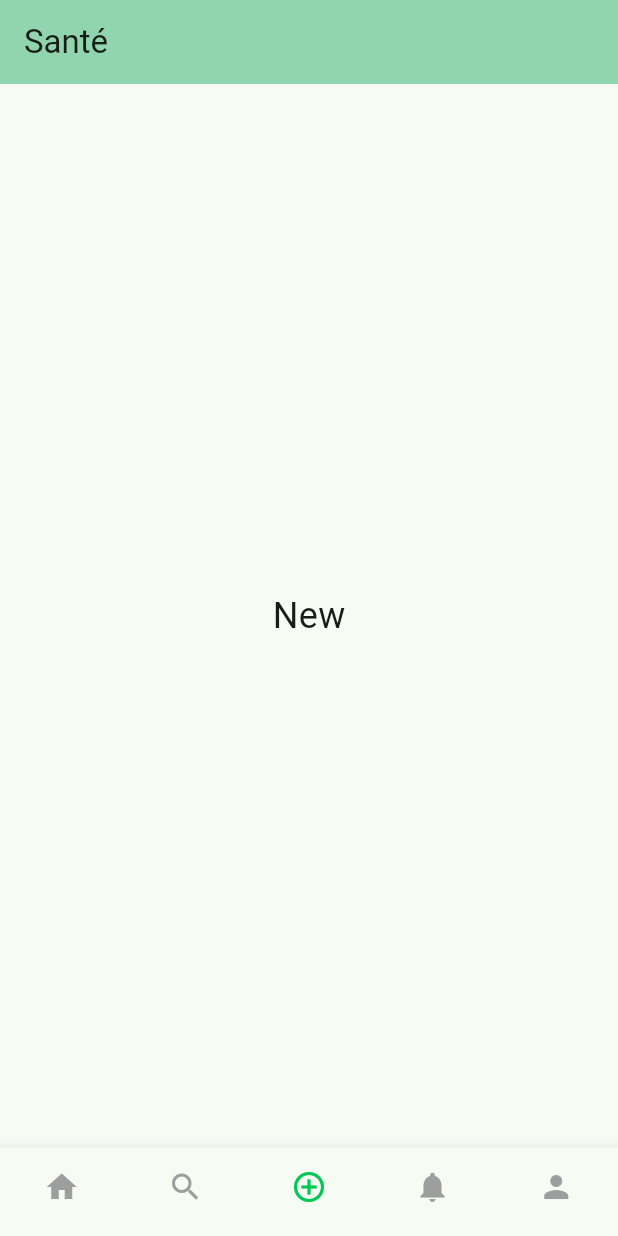
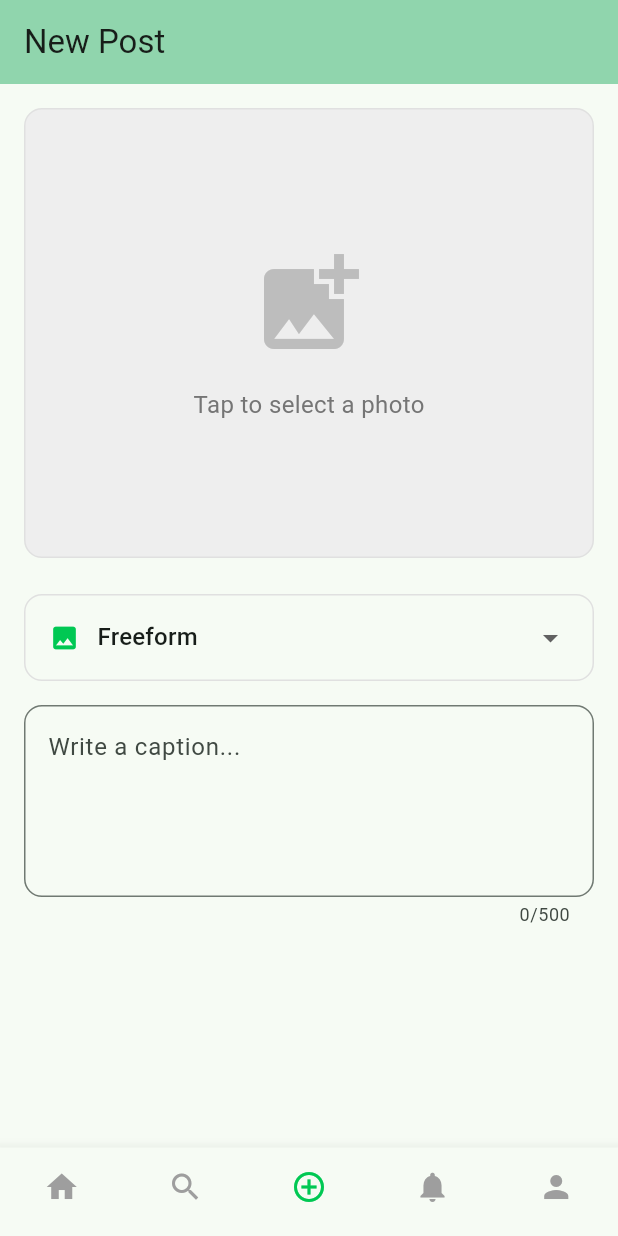
Before and after one commit to shoshana-levitt/sante, a Flutter app: the screen it shows once a user with an empty profile is signed in, item 3 of the bottom bar chosen, on a phone screen of 412 x 824 dp. Run offline on Flutter 3.47's test engine with Material 3 defaults, Android fonts, the phone set to English and light mode, and no system bars; our stand-ins replace cloud_firestore, firebase_auth, firebase_core, firebase_storage, image_picker; accounts and stored records are empty.

Commit message:
new post working

```diff
--- a/lib/main.dart
+++ b/lib/main.dart
@@ -4,6 +4,7 @@ import 'package:firebase_auth/firebase_auth.dart';
 import 'firebase_options.dart';
 import 'screens/login_screen.dart';
 import 'screens/profile_screen.dart';
+import 'screens/new_post_screen.dart';
 
 void main() async {
   WidgetsFlutterBinding.ensureInitialized();
@@ -62,7 +63,7 @@ class _MyHomePageState extends State<MyHomePage> {
   static const List<Widget> _pages = <Widget>[
     Center(child: Text('Home', style: TextStyle(fontSize: 24))),
     Center(child: Text('Search', style: TextStyle(fontSize: 24))),
-    Center(child: Text('New', style: TextStyle(fontSize: 24))),
+    NewPostScreen(),
     Center(child: Text('Notifications', style: TextStyle(fontSize: 24))),
     ProfileScreen(),
   ];
@@ -76,7 +77,7 @@ class _MyHomePageState extends State<MyHomePage> {
   @override
   Widget build(BuildContext context) {
     return Scaffold(
-      appBar: AppBar(
+      appBar: _selectedIndex == 2 ? null : AppBar(
         backgroundColor: Theme.of(context).colorScheme.inversePrimary,
         title: Text(widget.title),
       ),
--- a/lib/models/post_model.dart
+++ b/lib/models/post_model.dart
@@ -27,7 +27,7 @@ class PostModel {
       id: doc.id,
       userId: data['userId'] ?? '',
       imageUrl: data['imageUrl'] ?? '',
-      type: data['type'] ?? '',
+      type: data['type'] ?? 'freeform',
       caption: data['caption'] ?? '',
       likeCount: data['likeCount'] ?? 0,
       commentCount: data['commentCount'] ?? 0,
--- /dev/null
+++ b/lib/screens/new_post_screen.dart
@@ -0,0 +1,281 @@
+import 'dart:io';
+import 'package:flutter/material.dart';
+import 'package:image_picker/image_picker.dart';
+import '../services/storage_service.dart';
+import '../services/firestore_service.dart';
+import '../services/auth_service.dart';
+
+class NewPostScreen extends StatefulWidget {
+  const NewPostScreen({super.key});
+
+  @override
+  State<NewPostScreen> createState() => _NewPostScreenState();
+}
+
+class _NewPostScreenState extends State<NewPostScreen> {
+  final ImagePicker _picker = ImagePicker();
+  final TextEditingController _captionController = TextEditingController();
+  final StorageService _storageService = StorageService();
+  final FirestoreService _firestoreService = FirestoreService();
+  final AuthService _authService = AuthService();
+
+  File? _imageFile;
+  bool _isLoading = false;
+  String _selectedType = 'freeform';
+
+  final List<Map<String, dynamic>> _postTypes = [
+    {'value': 'freeform', 'label': 'Freeform', 'icon': Icons.image},
+    {'value': 'activity', 'label': 'Activity', 'icon': Icons.directions_run},
+    {'value': 'meal', 'label': 'Meal', 'icon': Icons.restaurant},
+  ];
+
+  @override
+  void dispose() {
+    _captionController.dispose();
+    super.dispose();
+  }
+
+  Future<void> _pickImage(ImageSource source) async {
+    try {
+      final XFile? pickedFile = await _picker.pickImage(
+        source: source,
+        maxWidth: 1080,
+        maxHeight: 1080,
+        imageQuality: 85,
+      );
+
+      if (pickedFile != null) {
+        setState(() {
+          _imageFile = File(pickedFile.path);
+        });
+      }
+    } catch (e) {
+      if (mounted) {
+        ScaffoldMessenger.of(context).showSnackBar(
+          SnackBar(content: Text('Error picking image: $e')),
+        );
+      }
+    }
+  }
+
+  void _showImageSourceDialog() {
+    showModalBottomSheet(
+      context: context,
+      builder: (BuildContext context) {
+        return SafeArea(
+          child: Wrap(
+            children: [
+              ListTile(
+                leading: const Icon(Icons.photo_camera),
+                title: const Text('Camera'),
+                onTap: () {
+                  Navigator.pop(context);
+                  _pickImage(ImageSource.camera);
+                },
+              ),
+              ListTile(
+                leading: const Icon(Icons.photo_library),
+                title: const Text('Gallery'),
+                onTap: () {
+                  Navigator.pop(context);
+                  _pickImage(ImageSource.gallery);
+                },
+              ),
+            ],
+          ),
+        );
+      },
+    );
+  }
+
+  Future<void> _uploadPost() async {
+    if (_imageFile == null) {
+      ScaffoldMessenger.of(context).showSnackBar(
+        const SnackBar(content: Text('Please select an image')),
+      );
+      return;
+    }
+
+    final userId = _authService.currentUser?.uid;
+    if (userId == null) {
+      ScaffoldMessenger.of(context).showSnackBar(
+        const SnackBar(content: Text('User not logged in')),
+      );
+      return;
+    }
+
+    setState(() {
+      _isLoading = true;
+    });
+
+    try {
+      // Upload image to Firebase Storage
+      String imageUrl = await _storageService.uploadImage(_imageFile!, userId);
+
+      // Create post in Firestore
+      await _firestoreService.createPost(
+        userId: userId,
+        imageUrl: imageUrl,
+        type: _selectedType,
+        caption: _captionController.text.trim(),
+      );
+
+      if (mounted) {
+        ScaffoldMessenger.of(context).showSnackBar(
+          const SnackBar(content: Text('Post created successfully!')),
+        );
+
+        // Clear form
+        setState(() {
+          _imageFile = null;
+          _selectedType = 'freeform';
+          _captionController.clear();
+        });
+      }
+    } catch (e) {
+      if (mounted) {
+        ScaffoldMessenger.of(context).showSnackBar(
+          SnackBar(content: Text('Error creating post: $e')),
+        );
+      }
+    } finally {
+      if (mounted) {
+        setState(() {
+          _isLoading = false;
+        });
+      }
+    }
+  }
+
+  @override
+  Widget build(BuildContext context) {
+    return Scaffold(
+      appBar: AppBar(
+        title: const Text('New Post'),
+        backgroundColor: Theme.of(context).colorScheme.inversePrimary,
+        actions: [
+          if (_imageFile != null)
+            TextButton(
+              onPressed: _isLoading ? null : _uploadPost,
+              child: _isLoading
+                  ? const SizedBox(
+                      width: 20,
+                      height: 20,
+                      child: CircularProgressIndicator(strokeWidth: 2),
+                    )
+                  : Text(
+                      'Post',
+                      style: TextStyle(
+                        color: Colors.greenAccent[700],
+                        fontSize: 18,
+                        fontWeight: FontWeight.bold,
+                      ),
+                    ),
+            ),
+        ],
+      ),
+      body: SingleChildScrollView(
+        child: Padding(
+          padding: const EdgeInsets.all(16.0),
+          child: Column(
+            crossAxisAlignment: CrossAxisAlignment.stretch,
+            children: [
+              // Image preview or placeholder
+              GestureDetector(
+                onTap: _showImageSourceDialog,
+                child: Container(
+                  height: 300,
+                  decoration: BoxDecoration(
+                    color: Colors.grey[200],
+                    borderRadius: BorderRadius.circular(12),
+                    border: Border.all(color: Colors.grey[300]!),
+                  ),
+                  child: _imageFile != null
+                      ? ClipRRect(
+                          borderRadius: BorderRadius.circular(12),
+                          child: Image.file(
+                            _imageFile!,
+                            fit: BoxFit.cover,
+                          ),
+                        )
+                      : Column(
+                          mainAxisAlignment: MainAxisAlignment.center,
+                          children: [
+                            Icon(
+                              Icons.add_photo_alternate,
+                              size: 80,
+                              color: Colors.grey[400],
+                            ),
+                            const SizedBox(height: 16),
+                            Text(
+                              'Tap to select a photo',
+                              style: TextStyle(
+                                fontSize: 16,
+                                color: Colors.grey[600],
+                              ),
+                            ),
+                          ],
+                        ),
+                ),
+              ),
+              const SizedBox(height: 24),
+
+              // Post Type Dropdown
+              Container(
+                padding: const EdgeInsets.symmetric(horizontal: 16, vertical: 4),
+                decoration: BoxDecoration(
+                  border: Border.all(color: Colors.grey[300]!),
+                  borderRadius: BorderRadius.circular(12),
+                ),
+                child: DropdownButtonHideUnderline(
+                  child: DropdownButton<String>(
+                    value: _selectedType,
+                    isExpanded: true,
+                    icon: const Icon(Icons.arrow_drop_down),
+                    items: _postTypes.map((type) {
+                      return DropdownMenuItem<String>(
+                        value: type['value'],
+                        child: Row(
+                          children: [
+                            Icon(type['icon'], size: 20, color: Colors.greenAccent[700]),
+                            const SizedBox(width: 12),
+                            Text(
+                              type['label'],
+                              style: const TextStyle(fontSize: 16),
+                            ),
+                          ],
+                        ),
+                      );
+                    }).toList(),
+                    onChanged: (String? newValue) {
+                      if (newValue != null) {
+                        setState(() {
+                          _selectedType = newValue;
+                        });
+                      }
+                    },
+                  ),
+                ),
+              ),
+              const SizedBox(height: 16),
+
+              // Caption field
+              TextField(
+                controller: _captionController,
+                maxLines: 4,
+                maxLength: 500,
+                decoration: InputDecoration(
+                  hintText: 'Write a caption...',
+                  border: OutlineInputBorder(
+                    borderRadius: BorderRadius.circular(12),
+                  ),
+                ),
+              ),
+              const SizedBox(height: 24),
+            ],
+          ),
+        ),
+      ),
+    );
+  }
+}
```
Also changed, not shown: lib/services/storage_service.dart (added, +54 -0 lines), 1 other file.
